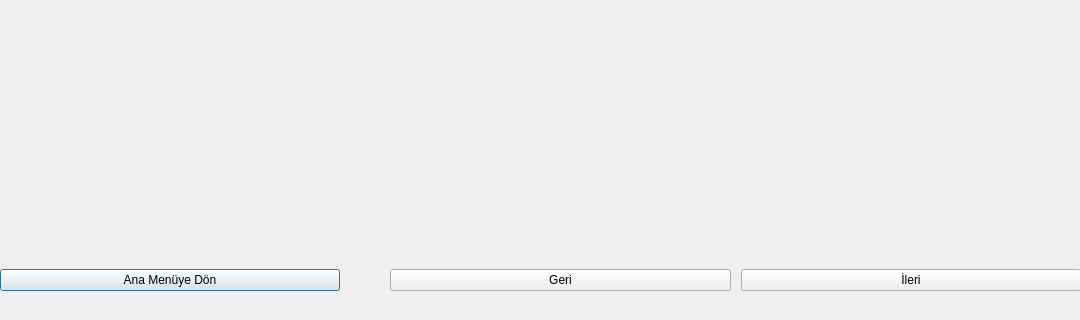
Old version of the form ui/auto_offline/auto_offline_dialogs.ui in the repository EEEcangorkemgunes/system_controller; both pictures show x 0 to 1080 and y 400 to 720 of the 1080 by 720 pixel window.
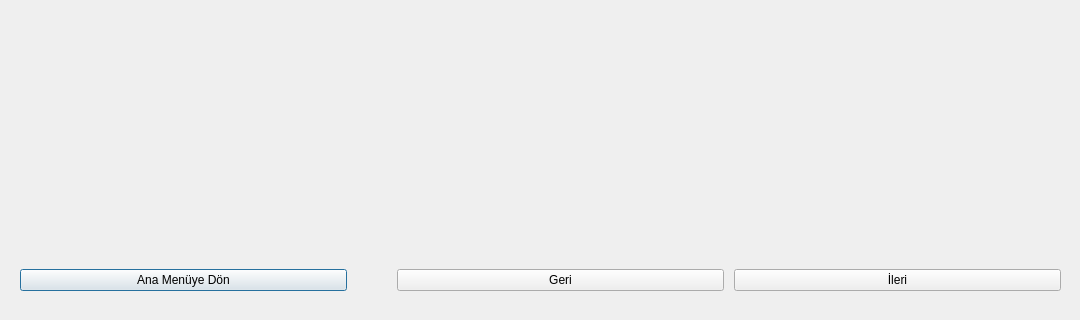
New version of the form.

Commit message: auto_offline page modified

Diff of the .ui file:
```diff
--- a/ui/auto_offline/auto_offline_dialogs.ui
+++ b/ui/auto_offline/auto_offline_dialogs.ui
@@ -39,6 +39,12 @@
       <property name="spacing">
        <number>10</number>
       </property>
+      <property name="leftMargin">
+       <number>20</number>
+      </property>
+      <property name="rightMargin">
+       <number>20</number>
+      </property>
       <property name="bottomMargin">
        <number>20</number>
       </property>
```
Left out of the diff: 12 changed lines with no effect on the pictures. The commit also changes 5 other files.
